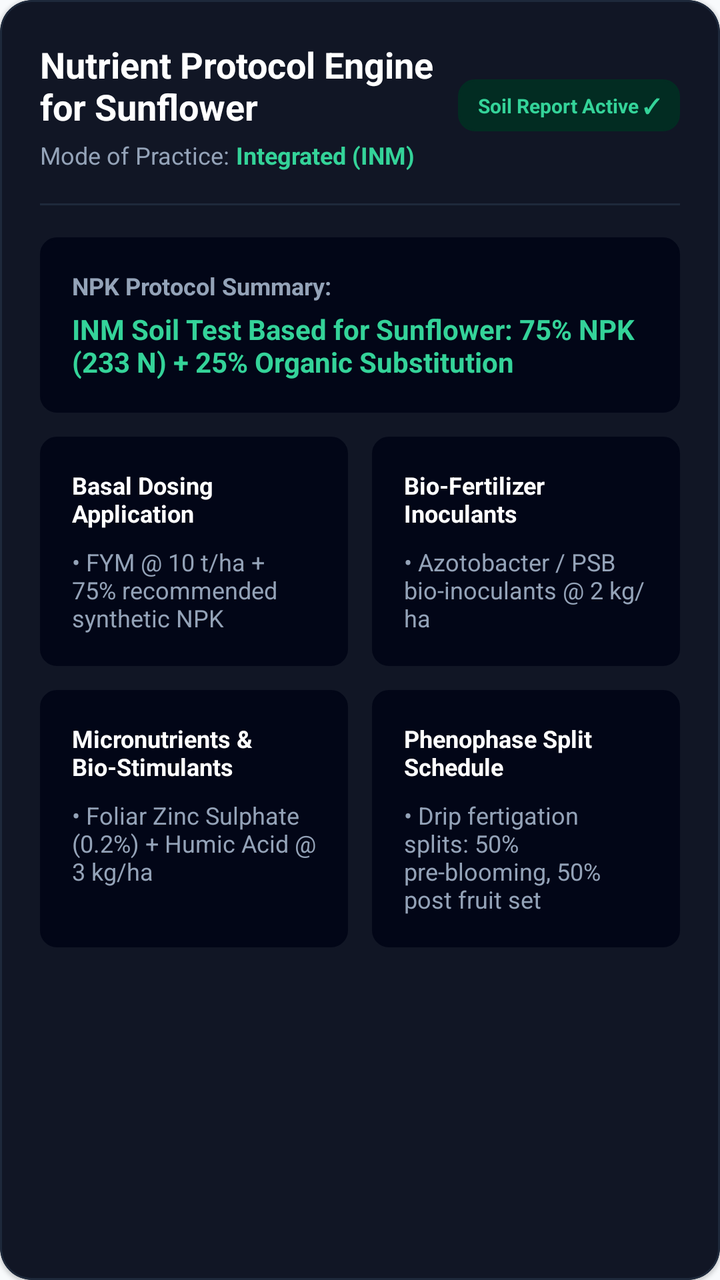
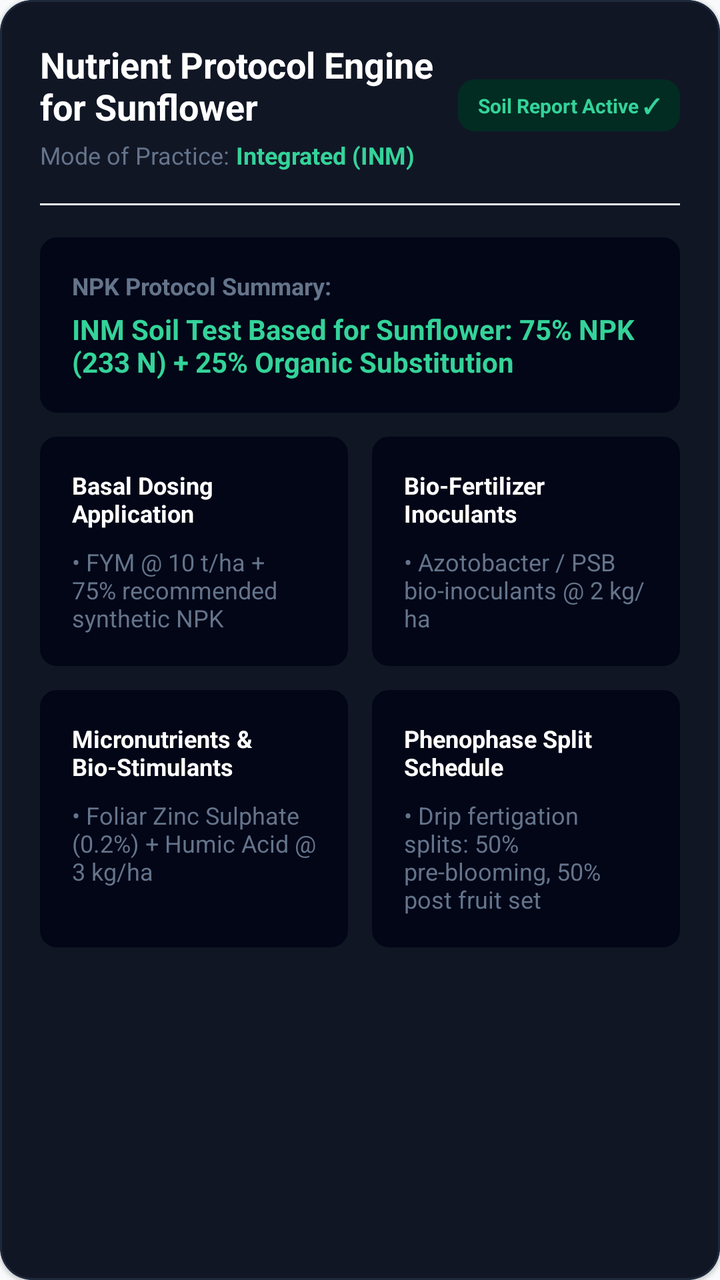

An Android layout rendered at two revisions. The XML below is the earlier revision; the diff shows what the commit changed to produce the second picture.
<!-- AndroidManifest.xml: application theme AppTheme -->
<!-- res/layout/layout_nutrients_view.xml -->
<?xml version="1.0" encoding="utf-8"?>
<com.google.android.material.card.MaterialCardView xmlns:android="http://schemas.android.com/apk/res/android"
    xmlns:app="http://schemas.android.com/apk/res-auto"
    android:layout_width="match_parent"
    android:layout_height="wrap_content"
    android:layout_marginBottom="16dp"
    app:cardBackgroundColor="#111625"
    app:cardCornerRadius="16dp"
    app:strokeColor="#1e293b"
    app:strokeWidth="1dp">

    <LinearLayout
        android:layout_width="match_parent"
        android:layout_height="wrap_content"
        android:orientation="vertical"
        android:padding="20dp">

        
        <LinearLayout
            android:layout_width="match_parent"
            android:layout_height="wrap_content"
            android:orientation="horizontal"
            android:gravity="center_vertical"
            android:layout_marginBottom="16dp">
            
            <LinearLayout
                android:layout_width="0dp"
                android:layout_height="wrap_content"
                android:layout_weight="1"
                android:orientation="vertical">
                
                <TextView
                    android:id="@+id/tvNutrientHeaderTitle"
                    android:layout_width="match_parent"
                    android:layout_height="wrap_content"
                    android:text="Nutrient Protocol Engine for Sunflower"
                    android:textColor="#ffffff"
                    android:textSize="18sp"
                    android:textStyle="bold" />
                
                <LinearLayout
                    android:layout_width="match_parent"
                    android:layout_height="wrap_content"
                    android:orientation="horizontal"
                    android:layout_marginTop="4dp">
                    <TextView
                        android:layout_width="wrap_content"
                        android:layout_height="wrap_content"
                        android:text="Mode of Practice: "
                        android:textColor="#94a3b8"
                        android:textSize="12sp" />
                    <TextView
                        android:id="@+id/tvNutrientHeaderMode"
                        android:layout_width="wrap_content"
                        android:layout_height="wrap_content"
                        android:text="Integrated (INM)"
                        android:textColor="#34d399"
                        android:textSize="12sp"
                        android:textStyle="bold" />
                </LinearLayout>
            </LinearLayout>

            <TextView
                android:id="@+id/tvNutrientSoilBadge"
                android:layout_width="wrap_content"
                android:layout_height="wrap_content"
                android:text="Soil Report Active ✓"
                android:textColor="#34d399"
                android:textSize="10sp"
                android:textStyle="bold"
                android:background="@drawable/bg_spinner"
                android:backgroundTint="#022c22"
                android:paddingHorizontal="10dp"
                android:paddingVertical="6dp" />
        </LinearLayout>

        <View
            android:layout_width="match_parent"
            android:layout_height="1dp"
            android:background="#1e293b"
            android:layout_marginBottom="16dp" />

        
        <LinearLayout
            android:layout_width="match_parent"
            android:layout_height="wrap_content"
            android:background="@drawable/bg_spinner"
            android:backgroundTint="#020617"
            android:orientation="vertical"
            android:padding="16dp"
            android:layout_marginBottom="12dp">
            <TextView
                android:layout_width="match_parent"
                android:layout_height="wrap_content"
                android:text="NPK Protocol Summary:"
                android:textColor="#94a3b8"
                android:textSize="12sp"
                android:textStyle="bold"
                android:layout_marginBottom="4dp" />
            <TextView
                android:id="@+id/tvNutrientSummary"
                android:layout_width="match_parent"
                android:layout_height="wrap_content"
                android:text="INM Soil Test Based for Sunflower: 75% NPK (233 N) + 25% Organic Substitution"
                android:textColor="#34d399"
                android:textSize="14sp"
                android:textStyle="bold" />
        </LinearLayout>

        
        <LinearLayout
            android:layout_width="match_parent"
            android:layout_height="wrap_content"
            android:orientation="horizontal"
            android:layout_marginBottom="12dp"
            android:baselineAligned="false">
            
            <LinearLayout
                android:layout_width="0dp"
                android:layout_weight="1"
                android:layout_height="match_parent"
                android:background="@drawable/bg_spinner"
                android:backgroundTint="#020617"
                android:orientation="vertical"
                android:padding="16dp"
                android:layout_marginEnd="6dp">
                <TextView
                    android:layout_width="match_parent"
                    android:layout_height="wrap_content"
                    android:text="Basal Dosing Application"
                    android:textColor="#ffffff"
                    android:textSize="12sp"
                    android:textStyle="bold"
                    android:layout_marginBottom="8dp" />
                <TextView
                    android:id="@+id/tvNutrientBasal"
                    android:layout_width="match_parent"
                    android:layout_height="wrap_content"
                    android:text="• FYM @ 10 t/ha + 75% recommended synthetic NPK"
                    android:textColor="#94a3b8"
                    android:textSize="12sp" />
            </LinearLayout>

            <LinearLayout
                android:layout_width="0dp"
                android:layout_weight="1"
                android:layout_height="match_parent"
                android:background="@drawable/bg_spinner"
                android:backgroundTint="#020617"
                android:orientation="vertical"
                android:padding="16dp"
                android:layout_marginStart="6dp">
                <TextView
                    android:layout_width="match_parent"
                    android:layout_height="wrap_content"
                    android:text="Bio-Fertilizer Inoculants"
                    android:textColor="#ffffff"
                    android:textSize="12sp"
                    android:textStyle="bold"
                    android:layout_marginBottom="8dp" />
                <TextView
                    android:id="@+id/tvNutrientBio"
                    android:layout_width="match_parent"
                    android:layout_height="wrap_content"
                    android:text="• Azotobacter / PSB bio-inoculants @ 2 kg/ha"
                    android:textColor="#94a3b8"
                    android:textSize="12sp" />
            </LinearLayout>
        </LinearLayout>

        <LinearLayout
            android:layout_width="match_parent"
            android:layout_height="wrap_content"
            android:orientation="horizontal"
            android:baselineAligned="false">
            
            <LinearLayout
                android:layout_width="0dp"
                android:layout_weight="1"
                android:layout_height="match_parent"
                android:background="@drawable/bg_spinner"
                android:backgroundTint="#020617"
                android:orientation="vertical"
                android:padding="16dp"
                android:layout_marginEnd="6dp">
                <TextView
                    android:layout_width="match_parent"
                    android:layout_height="wrap_content"
                    android:text="Micronutrients &amp; Bio-Stimulants"
                    android:textColor="#ffffff"
                    android:textSize="12sp"
                    android:textStyle="bold"
                    android:layout_marginBottom="8dp" />
                <TextView
                    android:id="@+id/tvNutrientMicro"
                    android:layout_width="match_parent"
                    android:layout_height="wrap_content"
                    android:text="• Foliar Zinc Sulphate (0.2%) + Humic Acid @ 3 kg/ha"
                    android:textColor="#94a3b8"
                    android:textSize="12sp" />
            </LinearLayout>

            <LinearLayout
                android:layout_width="0dp"
                android:layout_weight="1"
                android:layout_height="match_parent"
                android:background="@drawable/bg_spinner"
                android:backgroundTint="#020617"
                android:orientation="vertical"
                android:padding="16dp"
                android:layout_marginStart="6dp">
                <TextView
                    android:layout_width="match_parent"
                    android:layout_height="wrap_content"
                    android:text="Phenophase Split Schedule"
                    android:textColor="#ffffff"
                    android:textSize="12sp"
                    android:textStyle="bold"
                    android:layout_marginBottom="8dp" />
                <TextView
                    android:id="@+id/tvNutrientSplit"
                    android:layout_width="match_parent"
                    android:layout_height="wrap_content"
                    android:text="• Drip fertigation splits: 50% pre-blooming, 50% post fruit set"
                    android:textColor="#94a3b8"
                    android:textSize="12sp" />
            </LinearLayout>
        </LinearLayout>
    </LinearLayout>
</com.google.android.material.card.MaterialCardView>
<!-- resources referenced by this layout -->
<resources>
  <!-- drawable bg_spinner (drawable) -->
  <?xml version="1.0" encoding="utf-8"?>
  <shape xmlns:android="http://schemas.android.com/apk/res/android">
      <solid android:color="#020617"/>
      <stroke android:width="1dp" android:color="#1e293b"/>
      <corners android:radius="8dp"/>
  </shape>
  <style name="AppTheme" parent="Theme.MaterialComponents.DayNight.NoActionBar">
          <item name="colorPrimary">@color/colorPrimary</item>
          <item name="colorPrimaryDark">@color/colorPrimaryDark</item>
          <item name="colorAccent">@color/colorAccent</item>
          <item name="android:windowBackground">@color/colorBackground</item>
          <item name="android:statusBarColor">@color/colorBackground</item>
          <item name="android:navigationBarColor">@color/colorBottomNav</item>
          <item name="android:textColorPrimary">@color/colorTextPrimary</item>
          <item name="android:textColorSecondary">@color/colorTextSecondary</item>
          <item name="elevationOverlayEnabled">false</item>
      </style>
  <color name="colorPrimary">#059669</color>
  <color name="colorPrimaryDark">#047857</color>
  <color name="colorAccent">#10B981</color>
  <color name="colorBackground">#F8FAFC</color>
  <color name="colorBottomNav">#FFFFFF</color>
  <color name="colorTextPrimary">#0F172A</color>
  <color name="colorTextSecondary">#475569</color>
</resources>

<!-- the commit's change to res/layout/layout_nutrients_view.xml (unified diff, before → after) -->
@@ -47,7 +47,7 @@
                         android:layout_width="wrap_content"
                         android:layout_height="wrap_content"
                         android:text="Mode of Practice: "
-                        android:textColor="#94a3b8"
+                        android:textColor="@color/colorTextMuted"
                         android:textSize="12sp" />
                     <TextView
                         android:id="@+id/tvNutrientHeaderMode"
@@ -77,7 +77,7 @@
         <View
             android:layout_width="match_parent"
             android:layout_height="1dp"
-            android:background="#1e293b"
+            android:background="@color/colorSurfaceVariant"
             android:layout_marginBottom="16dp" />
 
         
@@ -93,7 +93,7 @@
                 android:layout_width="match_parent"
                 android:layout_height="wrap_content"
                 android:text="NPK Protocol Summary:"
-                android:textColor="#94a3b8"
+                android:textColor="@color/colorTextMuted"
                 android:textSize="12sp"
                 android:textStyle="bold"
                 android:layout_marginBottom="4dp" />
@@ -137,7 +137,7 @@
                     android:layout_width="match_parent"
                     android:layout_height="wrap_content"
                     android:text="• FYM @ 10 t/ha + 75% recommended synthetic NPK"
-                    android:textColor="#94a3b8"
+                    android:textColor="@color/colorTextMuted"
                     android:textSize="12sp" />
             </LinearLayout>
 
@@ -163,7 +163,7 @@
                     android:layout_width="match_parent"
                     android:layout_height="wrap_content"
                     android:text="• Azotobacter / PSB bio-inoculants @ 2 kg/ha"
-                    android:textColor="#94a3b8"
+                    android:textColor="@color/colorTextMuted"
                     android:textSize="12sp" />
             </LinearLayout>
         </LinearLayout>
@@ -196,7 +196,7 @@
                     android:layout_width="match_parent"
                     android:layout_height="wrap_content"
                     android:text="• Foliar Zinc Sulphate (0.2%) + Humic Acid @ 3 kg/ha"
-                    android:textColor="#94a3b8"
+                    android:textColor="@color/colorTextMuted"
                     android:textSize="12sp" />
             </LinearLayout>
 
@@ -222,7 +222,7 @@
                     android:layout_width="match_parent"
                     android:layout_height="wrap_content"
                     android:text="• Drip fertigation splits: 50% pre-blooming, 50% post fruit set"
-                    android:textColor="#94a3b8"
+                    android:textColor="@color/colorTextMuted"
                     android:textSize="12sp" />
             </LinearLayout>
         </LinearLayout>
<!-- resource entries referenced after the edit -->
@@ -1,5 +1,7 @@
 <!-- resources referenced by this layout -->
 <resources>
+  <color name="colorSurfaceVariant">#F1F5F9</color>
+  <color name="colorTextMuted">#64748B</color>
   <!-- drawable bg_spinner (drawable) -->
   <?xml version="1.0" encoding="utf-8"?>
   <shape xmlns:android="http://schemas.android.com/apk/res/android">
